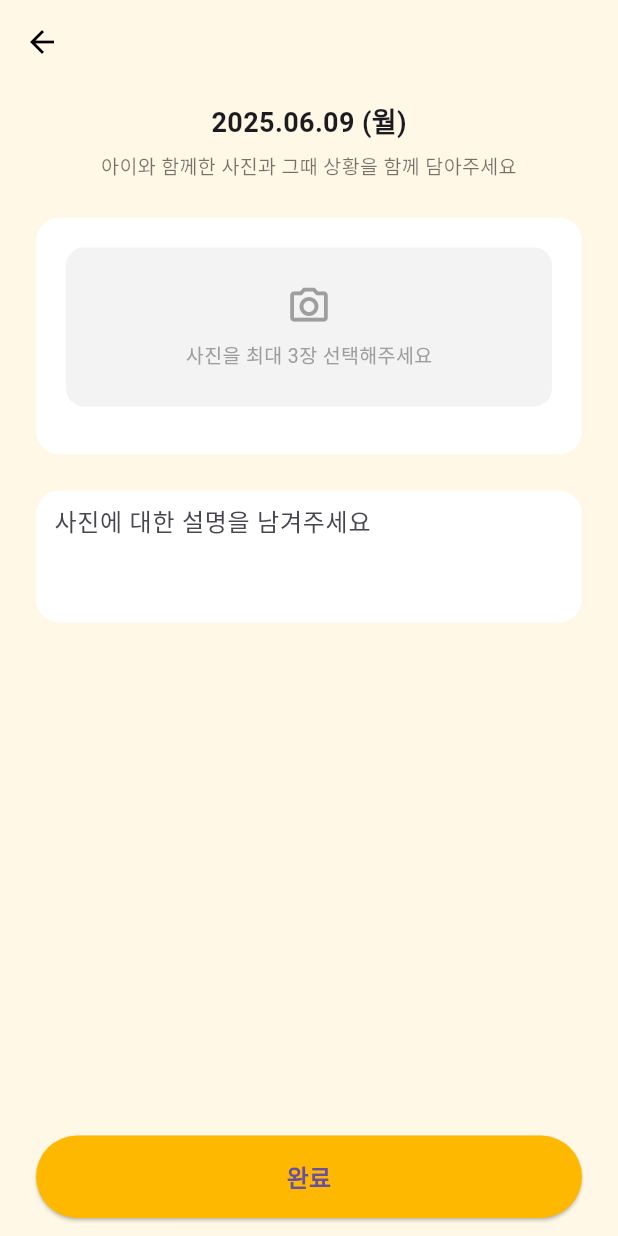
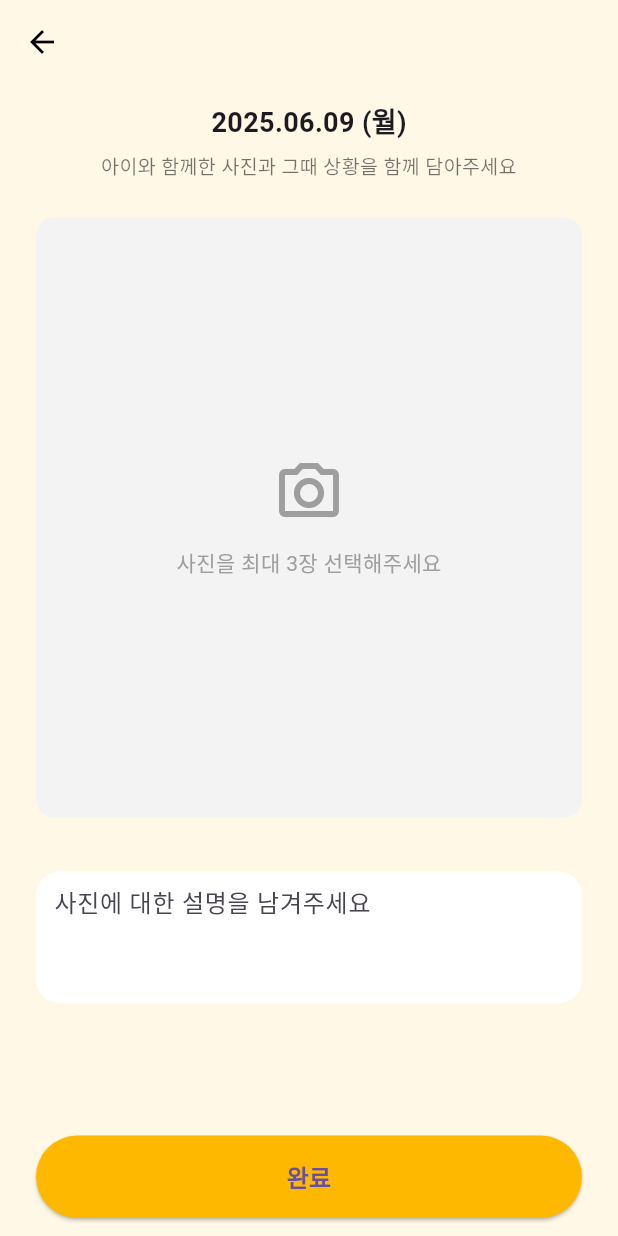
Before and after one commit to kimgundo-Dot/-, a Flutter app: the MemoryAddScreen screen opened directly with empty values, on a phone screen of 412 x 824 dp. Run offline on Flutter 3.47's test engine with Material 3 defaults, Android fonts, the phone set to English and light mode, and no system bars; our stand-ins replace image_picker.

Commit message:
이미지 삽입 해결

```diff
--- a/lib/memory_add_screen.dart
+++ b/lib/memory_add_screen.dart
@@ -39,7 +39,7 @@ class _MemoryAddScreenState extends State<MemoryAddScreen> {
         "${widget.selectedDate.year}.${widget.selectedDate.month.toString().padLeft(2, '0')}.${widget.selectedDate.day.toString().padLeft(2, '0')} (${_weekdayToKor(widget.selectedDate.weekday)})";
 
     return Scaffold(
-      backgroundColor: const Color(0xFFFFF8E7), // 부드러운 연노랑
+      backgroundColor: const Color(0xFFFFF8E7),
       appBar: AppBar(
         backgroundColor: Colors.transparent,
         elevation: 0,
@@ -73,41 +73,28 @@ class _MemoryAddScreenState extends State<MemoryAddScreen> {
               const SizedBox(height: 24),
 
               // 사진 추가 박스
-              Container(
-                padding: const EdgeInsets.all(20),
-                decoration: BoxDecoration(
-                  color: Colors.white,
-                  borderRadius: BorderRadius.circular(16),
-                ),
-                child: Column(
-                  children: [
               GestureDetector(
                 onTap: _pickImages,
                 child: Container(
                   width: double.infinity,
-                        padding: const EdgeInsets.symmetric(vertical: 24),
+                  height: 400,
                   decoration: BoxDecoration(
                     color: const Color(0xFFF3F3F3),
                     borderRadius: BorderRadius.circular(12),
                   ),
                   child: Column(
-                          mainAxisSize: MainAxisSize.min,
+                    mainAxisAlignment: MainAxisAlignment.center,
                     children: const [
-                            Icon(Icons.camera_alt_outlined,
-                                size: 30, color: Colors.grey),
-                            SizedBox(height: 8),
-                            Text(
-                              "사진을 최대 3장 선택해주세요",
-                              style:
-                              TextStyle(fontSize: 13, color: Colors.grey),
-                            ),
+                      Icon(Icons.camera_alt_outlined, size: 48, color: Colors.grey),
+                      SizedBox(height: 12),
+                      Text("사진을 최대 3장 선택해주세요", style: TextStyle(fontSize: 14, color: Colors.grey)),
                     ],
                   ),
                 ),
               ),
               const SizedBox(height: 12),
 
-                    // 선택된 이미지들
+              // 선택한 이미지 썸네일
               if (_images.isNotEmpty)
                 Wrap(
                   spacing: 10,
@@ -132,17 +119,13 @@ class _MemoryAddScreenState extends State<MemoryAddScreen> {
                             child: const CircleAvatar(
                               radius: 12,
                               backgroundColor: Colors.black54,
-                                    child: Icon(Icons.close,
-                                        size: 14, color: Colors.white),
+                              child: Icon(Icons.close, size: 14, color: Colors.white),
                             ),
                           ),
                         ),
                       ],
                     );
                   }),
-                      ),
-                  ],
-                ),
                 ),
 
               const SizedBox(height: 24),
@@ -171,7 +154,7 @@ class _MemoryAddScreenState extends State<MemoryAddScreen> {
                 width: double.infinity,
                 child: ElevatedButton(
                   onPressed: () {
-                    Navigator.pop(context);
+                    Navigator.pop(context); // 저장 로직은 나중에 붙이면 됨
                   },
                   style: ElevatedButton.styleFrom(
                     backgroundColor: const Color(0xFFFFB800),
```
Also changed, not shown: 1 other file. Lines whose indentation alone changed are shown as unchanged.
